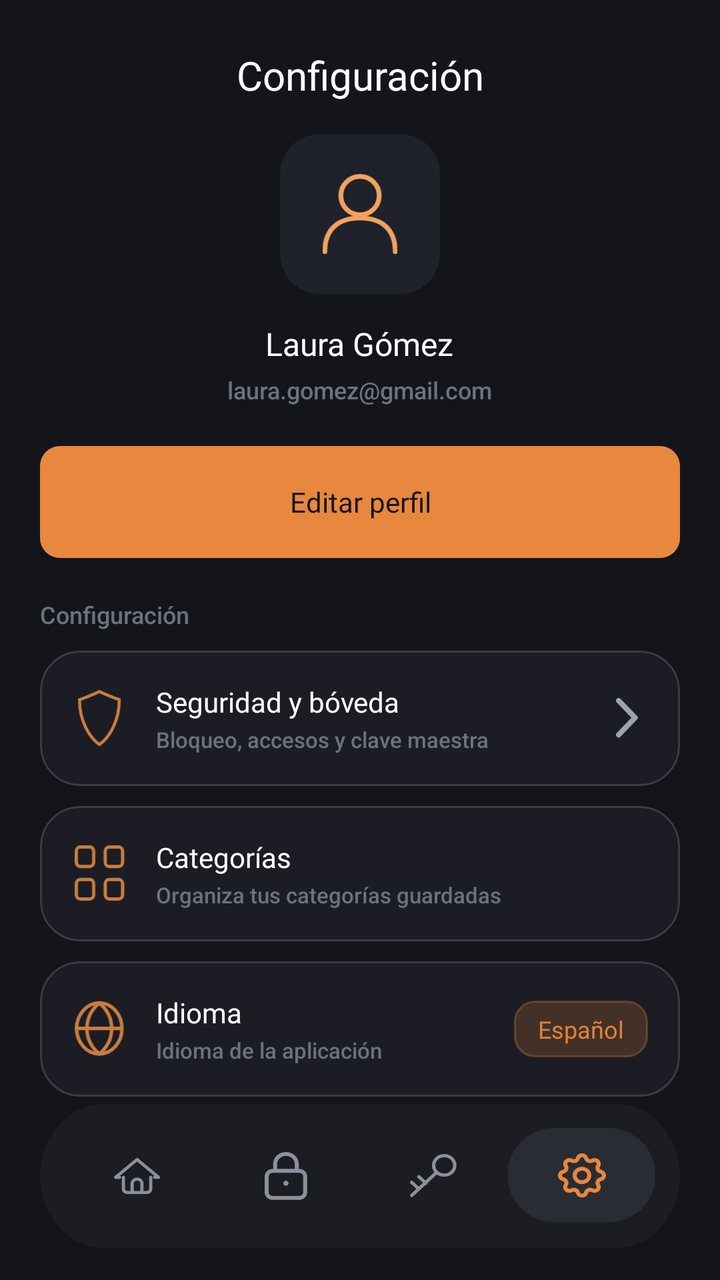
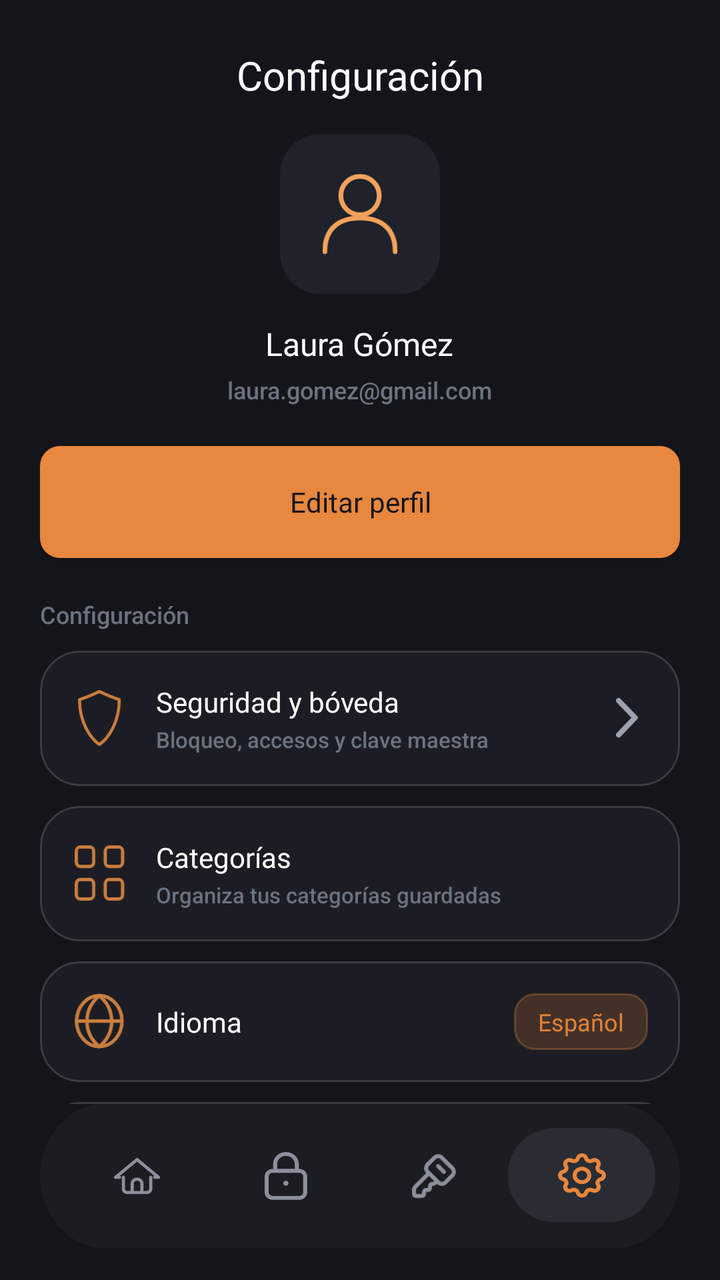

Compare the two renders of this Android layout. The source of the first and the diff that turns it into the second are given below.
<!-- AndroidManifest.xml: application theme Theme.MyApplication -->
<!-- res/layout/activity_settings.xml -->
<?xml version="1.0" encoding="utf-8"?>
<androidx.constraintlayout.widget.ConstraintLayout xmlns:android="http://schemas.android.com/apk/res/android"
    xmlns:app="http://schemas.android.com/apk/res-auto"
    xmlns:tools="http://schemas.android.com/tools"
    android:id="@+id/main"
    android:layout_width="match_parent"
    android:layout_height="match_parent"
    android:background="@color/bg_main"
    tools:context=".SettingsActivity">

    
    <TextView
        android:id="@+id/tvSettingsTitle"
        android:layout_width="wrap_content"
        android:layout_height="wrap_content"
        android:layout_marginTop="24dp"
        android:fontFamily="@font/inter_bold"
        android:text="Configuración"
        android:textColor="@color/text_primary"
        android:textSize="20sp"
        app:layout_constraintEnd_toEndOf="parent"
        app:layout_constraintStart_toStartOf="parent"
        app:layout_constraintTop_toTopOf="parent" />

    
    <ScrollView
        android:layout_width="0dp"
        android:layout_height="0dp"
        android:layout_marginTop="16dp"
        android:clipToPadding="false"
        android:paddingHorizontal="20dp"
        android:scrollbars="none"
        app:layout_constraintBottom_toTopOf="@id/bottomNavContainer"
        app:layout_constraintEnd_toEndOf="parent"
        app:layout_constraintStart_toStartOf="parent"
        app:layout_constraintTop_toBottomOf="@id/tvSettingsTitle">

        
        <LinearLayout
            android:layout_width="match_parent"
            android:layout_height="wrap_content"
            android:orientation="vertical"
            android:paddingBottom="200dp">

            
            <com.google.android.material.card.MaterialCardView
                android:id="@+id/cardAvatar"
                android:layout_width="80dp"
                android:layout_height="80dp"
                android:layout_gravity="center_horizontal"
                app:cardBackgroundColor="#1F222B"
                app:cardCornerRadius="20dp"
                app:cardElevation="0dp"
                app:strokeWidth="0dp">

                <ImageView
                    android:layout_width="40dp"
                    android:layout_height="40dp"
                    android:layout_gravity="center"
                    android:contentDescription="Usuario"
                    android:src="@drawable/group" />
            </com.google.android.material.card.MaterialCardView>

            <TextView
                android:id="@+id/tvUserName"
                android:layout_width="wrap_content"
                android:layout_height="wrap_content"
                android:layout_gravity="center_horizontal"
                android:layout_marginTop="14dp"
                android:fontFamily="@font/inter_bold"
                android:text="Laura Gómez"
                android:textColor="@color/text_primary"
                android:textSize="16sp" />

            <TextView
                android:id="@+id/tvUserEmail"
                android:layout_width="wrap_content"
                android:layout_height="wrap_content"
                android:layout_gravity="center_horizontal"
                android:layout_marginTop="4dp"
                android:fontFamily="sans-serif-medium"
                android:text="laura.gomez@gmail.com"
                android:textColor="@color/text_muted"
                android:textSize="12sp" />

            
            <androidx.appcompat.widget.AppCompatButton
                android:id="@+id/btnEditProfile"
                android:layout_width="match_parent"
                android:layout_height="56dp"
                android:layout_marginTop="20dp"
                android:background="@drawable/bg_primary_button"
                android:fontFamily="@font/inter_bold"
                android:text="Editar perfil"
                android:textAllCaps="false"
                android:textColor="@color/bg_main"
                android:textSize="14sp"
                app:backgroundTint="@null" />

            <TextView
                android:id="@+id/tvConfigLabel"
                android:layout_width="wrap_content"
                android:layout_height="wrap_content"
                android:layout_marginTop="20dp"
                android:fontFamily="sans-serif-medium"
                android:text="Configuración"
                android:textColor="@color/text_muted"
                android:textSize="12sp" />

            
            <com.google.android.material.card.MaterialCardView
                android:id="@+id/cardSecurity"
                android:layout_width="match_parent"
                android:layout_height="wrap_content"
                android:layout_marginTop="10dp"
                app:cardBackgroundColor="@color/bg_option_card"
                app:cardCornerRadius="20dp"
                app:cardElevation="0dp"
                app:strokeColor="@color/border_option_card"
                app:strokeWidth="1dp">

                <LinearLayout
                    android:layout_width="match_parent"
                    android:layout_height="wrap_content"
                    android:gravity="center_vertical"
                    android:orientation="horizontal"
                    android:padding="16dp">

                    <ImageView
                        android:layout_width="28dp"
                        android:layout_height="28dp"
                        android:src="@drawable/ic_settings_shield" />

                    <LinearLayout
                        android:layout_width="0dp"
                        android:layout_height="wrap_content"
                        android:layout_marginStart="14dp"
                        android:layout_weight="1"
                        android:orientation="vertical">

                        <TextView
                            android:layout_width="wrap_content"
                            android:layout_height="wrap_content"
                            android:fontFamily="@font/inter_bold"
                            android:text="Seguridad y bóveda"
                            android:textColor="@color/text_primary"
                            android:textSize="14sp" />

                        <TextView
                            android:layout_width="wrap_content"
                            android:layout_height="wrap_content"
                            android:layout_marginTop="2dp"
                            android:fontFamily="sans-serif-medium"
                            android:text="Bloqueo, accesos y clave maestra"
                            android:textColor="@color/text_muted"
                            android:textSize="11sp" />
                    </LinearLayout>

                    <ImageView
                        android:layout_width="20dp"
                        android:layout_height="20dp"
                        android:src="@drawable/ic_security_chevron" />
                </LinearLayout>
            </com.google.android.material.card.MaterialCardView>

            
            <com.google.android.material.card.MaterialCardView
                android:id="@+id/cardCategories"
                android:layout_width="match_parent"
                android:layout_height="wrap_content"
                android:layout_marginTop="10dp"
                app:cardBackgroundColor="@color/bg_option_card"
                app:cardCornerRadius="20dp"
                app:cardElevation="0dp"
                app:strokeColor="@color/border_option_card"
                app:strokeWidth="1dp">

                <LinearLayout
                    android:layout_width="match_parent"
                    android:layout_height="wrap_content"
                    android:gravity="center_vertical"
                    android:orientation="horizontal"
                    android:padding="16dp">

                    <ImageView
                        android:layout_width="28dp"
                        android:layout_height="28dp"
                        android:src="@drawable/ic_settings_categories" />

                    <LinearLayout
                        android:layout_width="0dp"
                        android:layout_height="wrap_content"
                        android:layout_marginStart="14dp"
                        android:layout_weight="1"
                        android:orientation="vertical">

                        <TextView
                            android:layout_width="wrap_content"
                            android:layout_height="wrap_content"
                            android:fontFamily="@font/inter_bold"
                            android:text="Categorías"
                            android:textColor="@color/text_primary"
                            android:textSize="14sp" />

                        <TextView
                            android:layout_width="wrap_content"
                            android:layout_height="wrap_content"
                            android:layout_marginTop="2dp"
                            android:fontFamily="sans-serif-medium"
                            android:text="Organiza tus categorías guardadas"
                            android:textColor="@color/text_muted"
                            android:textSize="11sp" />
                    </LinearLayout>
                </LinearLayout>
            </com.google.android.material.card.MaterialCardView>

            
            <com.google.android.material.card.MaterialCardView
                android:id="@+id/cardLanguage"
                android:layout_width="match_parent"
                android:layout_height="wrap_content"
                android:layout_marginTop="10dp"
                app:cardBackgroundColor="@color/bg_option_card"
                app:cardCornerRadius="20dp"
                app:cardElevation="0dp"
                app:strokeColor="@color/border_option_card"
                app:strokeWidth="1dp">

                <LinearLayout
                    android:layout_width="match_parent"
                    android:layout_height="wrap_content"
                    android:gravity="center_vertical"
                    android:orientation="horizontal"
                    android:padding="16dp">

                    <ImageView
                        android:layout_width="28dp"
                        android:layout_height="28dp"
                        android:src="@drawable/ic_settings_language" />

                    <LinearLayout
                        android:layout_width="0dp"
                        android:layout_height="wrap_content"
                        android:layout_marginStart="14dp"
                        android:layout_weight="1"
                        android:orientation="vertical">

                        <TextView
                            android:layout_width="wrap_content"
                            android:layout_height="wrap_content"
                            android:fontFamily="@font/inter_bold"
                            android:text="Idioma"
                            android:textColor="@color/text_primary"
                            android:textSize="14sp" />

                        <TextView
                            android:layout_width="wrap_content"
                            android:layout_height="wrap_content"
                            android:layout_marginTop="2dp"
                            android:fontFamily="sans-serif-medium"
                            android:text="Idioma de la aplicación"
                            android:textColor="@color/text_muted"
                            android:textSize="11sp" />
                    </LinearLayout>

                    <TextView
                        android:id="@+id/tvLanguageValue"
                        android:layout_width="wrap_content"
                        android:layout_height="wrap_content"
                        android:background="@drawable/bg_chip_orange"
                        android:fontFamily="@font/inter_bold"
                        android:paddingHorizontal="12dp"
                        android:paddingVertical="6dp"
                        android:text="Español"
                        android:textColor="@color/orange_primary"
                        android:textSize="12sp" />
                </LinearLayout>
            </com.google.android.material.card.MaterialCardView>

            
            <com.google.android.material.card.MaterialCardView
                android:id="@+id/cardTheme"
                android:layout_width="match_parent"
                android:layout_height="wrap_content"
                android:layout_marginTop="10dp"
                app:cardBackgroundColor="@color/bg_option_card"
                app:cardCornerRadius="20dp"
                app:cardElevation="0dp"
                app:strokeColor="@color/border_option_card"
                app:strokeWidth="1dp">

                <LinearLayout
                    android:layout_width="match_parent"
                    android:layout_height="wrap_content"
                    android:gravity="center_vertical"
                    android:orientation="horizontal"
                    android:padding="16dp">

                    <ImageView
                        android:layout_width="28dp"
                        android:layout_height="28dp"
                        android:src="@drawable/ic_settings_moon" />

                    <LinearLayout
                        android:layout_width="0dp"
                        android:layout_height="wrap_content"
                        android:layout_marginStart="14dp"
                        android:layout_weight="1"
                        android:orientation="vertical">

                        <TextView
                            android:layout_width="wrap_content"
                            android:layout_height="wrap_content"
                            android:fontFamily="@font/inter_bold"
                            android:text="Tema oscuro"
                            android:textColor="@color/text_primary"
                            android:textSize="14sp" />

                        <TextView
                            android:layout_width="wrap_content"
                            android:layout_height="wrap_content"
                            android:layout_marginTop="2dp"
                            android:fontFamily="sans-serif-medium"
                            android:text="Activado en todo momento"
                            android:textColor="@color/text_muted"
                            android:textSize="11sp" />
                    </LinearLayout>

                    <androidx.appcompat.widget.SwitchCompat
                        android:id="@+id/switchTheme"
                        android:layout_width="wrap_content"
                        android:layout_height="wrap_content"
                        android:checked="true"
                        android:thumb="@drawable/switch_thumb"
                        app:thumbTint="@null"
                        app:track="@drawable/switch_track"
                        app:trackTint="@null" />
                </LinearLayout>
            </com.google.android.material.card.MaterialCardView>

            
            <com.google.android.material.card.MaterialCardView
                android:id="@+id/cardNotifications"
                android:layout_width="match_parent"
                android:layout_height="wrap_content"
                android:layout_marginTop="10dp"
                app:cardBackgroundColor="@color/bg_option_card"
                app:cardCornerRadius="20dp"
                app:cardElevation="0dp"
                app:strokeColor="@color/border_option_card"
                app:strokeWidth="1dp">

                <LinearLayout
                    android:layout_width="match_parent"
                    android:layout_height="wrap_content"
                    android:gravity="center_vertical"
                    android:orientation="horizontal"
                    android:padding="16dp">

                    <ImageView
                        android:layout_width="28dp"
                        android:layout_height="28dp"
                        android:src="@drawable/ic_settings_bell" />

                    <LinearLayout
                        android:layout_width="0dp"
                        android:layout_height="wrap_content"
                        android:layout_marginStart="14dp"
                        android:layout_weight="1"
                        android:orientation="vertical">

                        <TextView
                            android:layout_width="wrap_content"
                            android:layout_height="wrap_content"
                            android:fontFamily="@font/inter_bold"
                            android:text="Notificaciones"
                            android:textColor="@color/text_primary"
                            android:textSize="14sp" />

                        <TextView
                            android:layout_width="wrap_content"
                            android:layout_height="wrap_content"
                            android:layout_marginTop="2dp"
                            android:fontFamily="sans-serif-medium"
                            android:text="Alertas de actividad y accesos"
                            android:textColor="@color/text_muted"
                            android:textSize="11sp" />
                    </LinearLayout>

                    <androidx.appcompat.widget.SwitchCompat
                        android:id="@+id/switchNotifications"
                        android:layout_width="wrap_content"
                        android:layout_height="wrap_content"
                        android:checked="false"
                        android:thumb="@drawable/switch_thumb"
                        app:thumbTint="@null"
                        app:track="@drawable/switch_track"
                        app:trackTint="@null" />
                </LinearLayout>
            </com.google.android.material.card.MaterialCardView>

            
            <com.google.android.material.card.MaterialCardView
                android:id="@+id/btnLogout"
                android:layout_width="match_parent"
                android:layout_height="56dp"
                android:layout_marginTop="24dp"
                app:cardBackgroundColor="@color/bg_option_card"
                app:cardCornerRadius="28dp"
                app:cardElevation="0dp"
                app:strokeColor="@color/border_option_card"
                app:strokeWidth="1dp">

                <TextView
                    android:layout_width="match_parent"
                    android:layout_height="match_parent"
                    android:fontFamily="@font/inter_bold"
                    android:gravity="center"
                    android:text="Cerrar sesión"
                    android:textColor="@color/history_red"
                    android:textSize="14sp" />
            </com.google.android.material.card.MaterialCardView>

            <TextView
                android:id="@+id/tvVersion"
                android:layout_width="wrap_content"
                android:layout_height="wrap_content"
                android:layout_gravity="center_horizontal"
                android:layout_marginTop="12dp"
                android:fontFamily="sans-serif-medium"
                android:text="IronVault • versión 2.4.1"
                android:textColor="@color/text_muted"
                android:textSize="11sp" />

        </LinearLayout>
    </ScrollView>

    
    <LinearLayout
        android:id="@+id/bottomNavContainer"
        android:layout_width="0dp"
        android:layout_height="72dp"
        android:layout_marginHorizontal="20dp"
        android:layout_marginBottom="16dp"
        android:background="@drawable/bg_bottom_nav"
        android:elevation="8dp"
        android:gravity="center_vertical"
        android:orientation="horizontal"
        android:paddingHorizontal="12dp"
        app:layout_constraintBottom_toBottomOf="parent"
        app:layout_constraintEnd_toEndOf="parent"
        app:layout_constraintStart_toStartOf="parent">

        
        <LinearLayout
            android:id="@+id/btnNavHome"
            android:layout_width="0dp"
            android:layout_height="48dp"
            android:layout_weight="1"
            android:clickable="true"
            android:focusable="true"
            android:gravity="center"
            android:orientation="horizontal">

            <ImageView
                android:layout_width="24dp"
                android:layout_height="24dp"
                android:src="@drawable/ic_home"
                app:tint="#8C909C" />
        </LinearLayout>

        
        <LinearLayout
            android:id="@+id/btnNavLock"
            android:layout_width="0dp"
            android:layout_height="48dp"
            android:layout_weight="1"
            android:clickable="true"
            android:focusable="true"
            android:gravity="center"
            android:orientation="horizontal">

            <ImageView
                android:layout_width="24dp"
                android:layout_height="24dp"
                android:src="@drawable/ic_lock"
                app:tint="#8C909C" />
        </LinearLayout>

        
        <LinearLayout
            android:id="@+id/btnNavKey"
            android:layout_width="0dp"
            android:layout_height="48dp"
            android:layout_weight="1"
            android:clickable="true"
            android:focusable="true"
            android:gravity="center"
            android:orientation="horizontal">

            <ImageView
                android:layout_width="24dp"
                android:layout_height="24dp"
                android:src="@drawable/ic_key"
                app:tint="#8C909C" />
        </LinearLayout>

        
        <LinearLayout
            android:id="@+id/btnNavSettings"
            android:layout_width="0dp"
            android:layout_height="48dp"
            android:layout_weight="1"
            android:background="@drawable/bg_nav_pill_active"
            android:gravity="center"
            android:orientation="horizontal">

            <ImageView
                android:layout_width="24dp"
                android:layout_height="24dp"
                android:src="@drawable/ic_settings"
                app:tint="#E8873E" />
        </LinearLayout>
    </LinearLayout>

</androidx.constraintlayout.widget.ConstraintLayout>
<!-- resources referenced by this layout -->
<resources>
  <color name="bg_main">#14151A</color>
  <color name="bg_option_card">#1C1D24</color>
  <color name="border_option_card">#3A3C44</color>
  <color name="history_red">#E55353</color>
  <color name="orange_primary">#E08238</color>
  <color name="text_muted">#6B7280</color>
  <color name="text_primary">#FFFFFF</color>
  <!-- drawable bg_bottom_nav (drawable) -->
  <vector xmlns:android="http://schemas.android.com/apk/res/android"
      android:width="372dp"
      android:height="75dp"
      android:viewportWidth="372"
      android:viewportHeight="75">
    <path
        android:pathData="M334.58,0H37.42C16.75,0 0,16.79 0,37.5C0,58.21 16.75,75 37.42,75H334.58C355.25,75 372,58.21 372,37.5C372,16.79 355.25,0 334.58,0Z"
        android:fillColor="#1C1D23"/>
  </vector>
  <!-- drawable bg_chip_orange (drawable) -->
  <?xml version="1.0" encoding="utf-8"?>
  <shape xmlns:android="http://schemas.android.com/apk/res/android"
      android:shape="rectangle">
      <solid android:color="#33E08238" />
      <stroke
          android:width="1dp"
          android:color="#4DE08238" />
      <corners android:radius="10dp" />
  </shape>
  <!-- drawable bg_primary_button (drawable) -->
  <?xml version="1.0" encoding="utf-8"?>
  <shape xmlns:android="http://schemas.android.com/apk/res/android"
      android:shape="rectangle">
      <corners android:radius="10dp" />
      <solid android:color="#E8873E" />
  </shape>
  <!-- drawable ic_key (drawable) -->
  <vector xmlns:android="http://schemas.android.com/apk/res/android"
      android:width="24dp"
      android:height="22dp"
      android:viewportWidth="24"
      android:viewportHeight="22">
    <path
        android:pathData="M21.542,5.693C21.542,3.467 19.581,1.615 17.102,1.615C14.622,1.615 12.662,3.467 12.662,5.693C12.663,7.92 14.623,9.771 17.102,9.771C19.581,9.771 21.542,7.92 21.542,5.693ZM23.23,5.693C23.23,8.863 20.458,11.386 17.102,11.386C13.745,11.385 10.974,8.863 10.974,5.693C10.974,2.524 13.745,0 17.102,0C20.458,0 23.23,2.523 23.23,5.693Z"
        android:fillColor="#95959C"/>
    <path
        android:pathData="M12.755,8.588C13.09,8.278 13.626,8.287 13.95,8.608C14.274,8.929 14.264,9.441 13.929,9.75L1.431,21.306C1.096,21.616 0.561,21.607 0.237,21.287C-0.086,20.966 -0.077,20.455 0.257,20.145L12.755,8.588Z"
        android:fillColor="#95959C"/>
    <path
        android:pathData="M3.793,10.769C4.117,10.448 4.653,10.439 4.988,10.749L8.544,14.038C8.879,14.348 8.888,14.859 8.564,15.18C8.24,15.501 7.705,15.509 7.37,15.2L3.814,11.911C3.479,11.601 3.47,11.09 3.793,10.769Z"
        android:fillColor="#95959C"/>
    <path
        android:pathData="M0.237,13.587C0.561,13.267 1.096,13.258 1.431,13.568L4.988,16.857C5.322,17.167 5.332,17.678 5.008,17.999C4.684,18.319 4.149,18.328 3.814,18.018L0.257,14.73C-0.078,14.42 -0.087,13.908 0.237,13.587Z"
        android:fillColor="#95959C"/>
  </vector>
  <!-- drawable ic_security_chevron (drawable) -->
  <vector xmlns:android="http://schemas.android.com/apk/res/android"
      android:width="9dp"
      android:height="15dp"
      android:viewportWidth="9"
      android:viewportHeight="15">
    <path
        android:pathData="M1,1L7.154,7.398L1,13.796"
        android:strokeLineJoin="round"
        android:strokeWidth="2"
        android:fillColor="#00000000"
        android:strokeColor="#9CA3AF"
        android:strokeLineCap="round"/>
  </vector>
  <!-- drawable switch_thumb (drawable) -->
  <?xml version="1.0" encoding="utf-8"?>
  <shape xmlns:android="http://schemas.android.com/apk/res/android"
      android:shape="oval">
      <solid android:color="#FFFFFF" />
      <size android:width="26dp" android:height="26dp" />
      <stroke
          android:width="2dp"
          android:color="@android:color/transparent" />
  </shape>
  <style name="Theme.MyApplication" parent="Base.Theme.MyApplication" />
  <color name="bg_icon_box">#2A2C34</color>
  <style name="Base.Theme.MyApplication" parent="Theme.Material3.DayNight.NoActionBar">
          <item name="android:windowBackground">#000000</item>
      </style>
  <!-- unchanged entries left out for length: 11 -->
</resources>

<!-- the commit's change to res/layout/activity_settings.xml (unified diff, before → after) -->
@@ -253,14 +253,6 @@
                             android:textColor="@color/text_primary"
                             android:textSize="14sp" />
 
-                        <TextView
-                            android:layout_width="wrap_content"
-                            android:layout_height="wrap_content"
-                            android:layout_marginTop="2dp"
-                            android:fontFamily="sans-serif-medium"
-                            android:text="Idioma de la aplicación"
-                            android:textColor="@color/text_muted"
-                            android:textSize="11sp" />
                     </LinearLayout>
 
                     <TextView
@@ -429,6 +421,15 @@
                 android:layout_marginTop="12dp"
                 android:fontFamily="sans-serif-medium"
                 android:text="IronVault • versión 2.4.1"
+                android:textColor="@color/text_muted"
+                android:textSize="11sp" />
+
+            <TextView
+                android:layout_width="wrap_content"
+                android:layout_height="wrap_content"
+                android:layout_marginTop="2dp"
+                android:fontFamily="sans-serif-medium"
+                android:text="Idioma de la aplicación"
                 android:textColor="@color/text_muted"
                 android:textSize="11sp" />
 
<!-- resource entries referenced after the edit -->
@@ -34,25 +34,7 @@
       <corners android:radius="10dp" />
       <solid android:color="#E8873E" />
   </shape>
-  <!-- drawable ic_key (drawable) -->
-  <vector xmlns:android="http://schemas.android.com/apk/res/android"
-      android:width="24dp"
-      android:height="22dp"
-      android:viewportWidth="24"
-      android:viewportHeight="22">
-    <path
-        android:pathData="M21.542,5.693C21.542,3.467 19.581,1.615 17.102,1.615C14.622,1.615 12.662,3.467 12.662,5.693C12.663,7.92 14.623,9.771 17.102,9.771C19.581,9.771 21.542,7.92 21.542,5.693ZM23.23,5.693C23.23,8.863 20.458,11.386 17.102,11.386C13.745,11.385 10.974,8.863 10.974,5.693C10.974,2.524 13.745,0 17.102,0C20.458,0 23.23,2.523 23.23,5.693Z"
-        android:fillColor="#95959C"/>
-    <path
-        android:pathData="M12.755,8.588C13.09,8.278 13.626,8.287 13.95,8.608C14.274,8.929 14.264,9.441 13.929,9.75L1.431,21.306C1.096,21.616 0.561,21.607 0.237,21.287C-0.086,20.966 -0.077,20.455 0.257,20.145L12.755,8.588Z"
-        android:fillColor="#95959C"/>
-    <path
-        android:pathData="M3.793,10.769C4.117,10.448 4.653,10.439 4.988,10.749L8.544,14.038C8.879,14.348 8.888,14.859 8.564,15.18C8.24,15.501 7.705,15.509 7.37,15.2L3.814,11.911C3.479,11.601 3.47,11.09 3.793,10.769Z"
-        android:fillColor="#95959C"/>
-    <path
-        android:pathData="M0.237,13.587C0.561,13.267 1.096,13.258 1.431,13.568L4.988,16.857C5.322,17.167 5.332,17.678 5.008,17.999C4.684,18.319 4.149,18.328 3.814,18.018L0.257,14.73C-0.078,14.42 -0.087,13.908 0.237,13.587Z"
-        android:fillColor="#95959C"/>
-  </vector>
+  <!-- drawable ic_key: png bitmap (drawable, 1606 bytes) -->
   <!-- drawable ic_security_chevron (drawable) -->
   <vector xmlns:android="http://schemas.android.com/apk/res/android"
       android:width="9dp"
